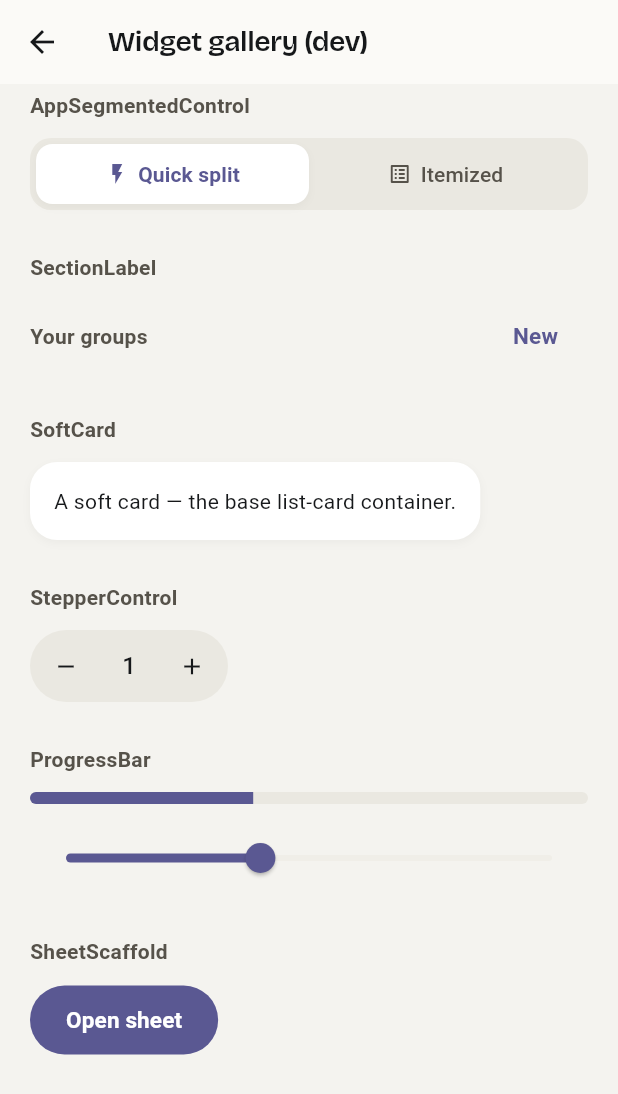
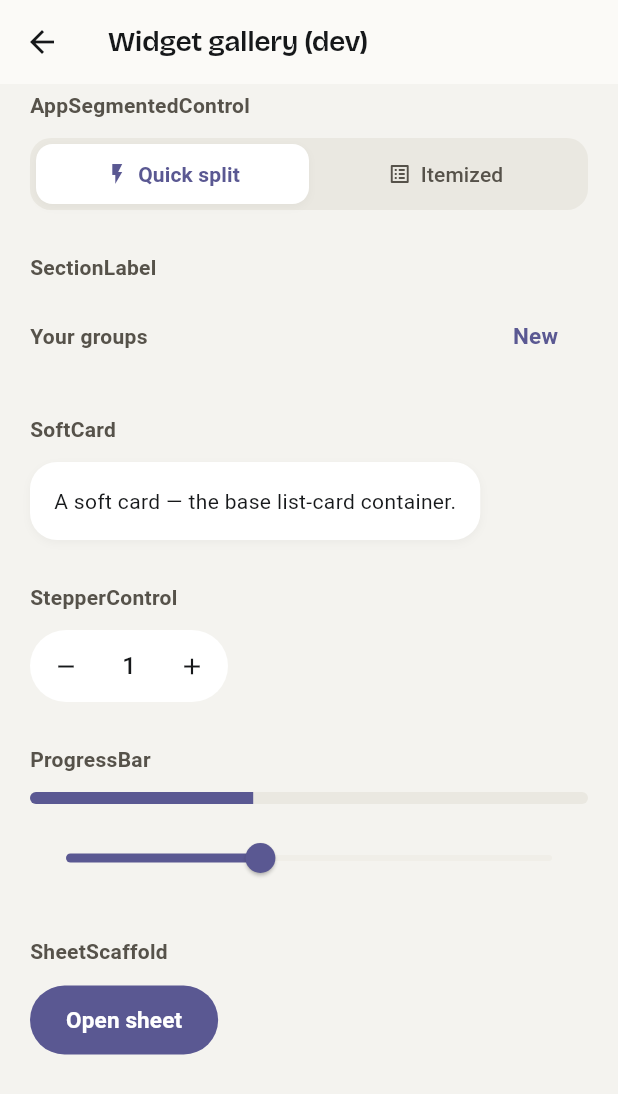
Before and after one commit to deun-at/deun, a Flutter app: the WidgetGalleryPage screen opened directly, scrolled down 576 dp, on a phone screen of 412 x 824 dp. Shown: the top 1094 px of the screen. Run offline on Flutter 3.47's test engine with Material 3 defaults, Android fonts, the phone set to English and light mode, and no system bars; our stand-ins replace app_links, equatable, firebase_core, firebase_messaging, fl_chart, flutter_contacts and 17 more; missing offline and left inert: async_preferences, google_mlkit_text_recognition, mobile_scanner, universal_html; accounts and stored records are empty; generated files the repository leaves out were written again; network calls fail.

Commit message:
fix(expenses): stepper track white via surfaceContainerLowest (F159)
The ± stepper track used surfaceContainerHigh (a grey tint). Per the
mockup (L996-999, L1033-1036) the itemized qty / split steppers sit on a
white track. Switch to surfaceContainerLowest (the app white preset,
0xFFFFFFFF light / 0xFF1F211E dark) so the whole track reads white and
flips correctly in dark mode via the token. Shared by all four editor
consumers (itemized qty + shares/pct/amount split), all of which want
the same white track.

Co-Authored-By: Claude Opus 4.8 <noreply@anthropic.com>

```diff
--- a/lib/widgets/restyle/stepper_control.dart
+++ b/lib/widgets/restyle/stepper_control.dart
@@ -37,7 +37,7 @@ class StepperControl extends StatelessWidget {
 
     return Container(
       decoration: BoxDecoration(
-        color: colorScheme.surfaceContainerHigh,
+        color: colorScheme.surfaceContainerLowest,
         borderRadius: BorderRadius.circular(999),
       ),
       child: Row(
```
